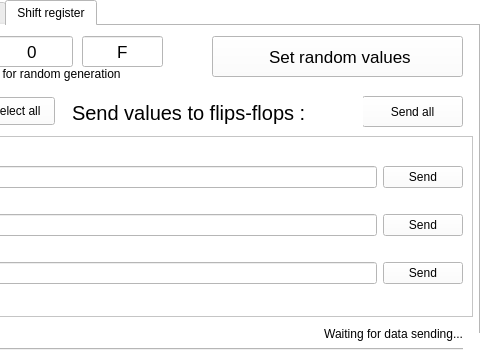
Above: Graphic/test.ui from RonanLc/Neuromorphic-system-interface before the change; both pictures show x 220 to 700 and y 0 to 350 of the 700 by 350 pixel window. Below: the same form after it.
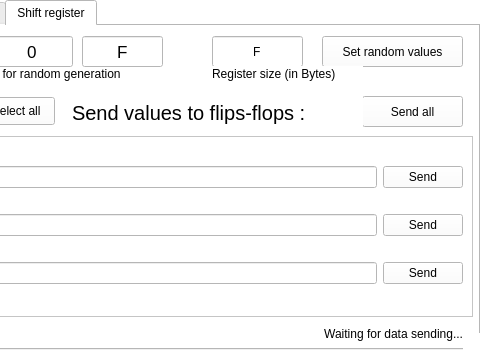
That is the form after the change. Icons and pictures are not drawn.

The edit to the form file:
```diff
--- a/Graphic/test.ui
+++ b/Graphic/test.ui
@@ -997,22 +997,22 @@
     <widget class="QPushButton" name="RD_randomButton">
      <property name="geometry">
       <rect>
-       <x>430</x>
+       <x>540</x>
        <y>10</y>
-       <width>251</width>
-       <height>41</height>
+       <width>141</width>
+       <height>31</height>
       </rect>
      </property>
      <property name="font">
       <font>
-       <pointsize>13</pointsize>
+       <pointsize>9</pointsize>
       </font>
      </property>
      <property name="text">
-      <string> Set random values</string>
+      <string>Set random values</string>
      </property>
     </widget>
-    <widget class="QLabel" name="RD_descriptionLabel">
+    <widget class="QLabel" name="RD_descriptionLabel1">
      <property name="geometry">
       <rect>
        <x>20</x>
@@ -1056,7 +1056,41 @@
       <string>Add a line</string>
      </property>
     </widget>
-    <zorder>RD_descriptionLabel</zorder>
+    <widget class="QLineEdit" name="RD_sizeLine">
+     <property name="geometry">
+      <rect>
+       <x>430</x>
+       <y>10</y>
+       <width>91</width>
+       <height>31</height>
+      </rect>
+     </property>
+     <property name="font">
+      <font>
+       <pointsize>9</pointsize>
+      </font>
+     </property>
+     <property name="text">
+      <string>F</string>
+     </property>
+     <property name="alignment">
+      <set>Qt::AlignCenter</set>
+     </property>
+    </widget>
+    <widget class="QLabel" name="RD_descriptionLabel2">
+     <property name="geometry">
+      <rect>
+       <x>430</x>
+       <y>40</y>
+       <width>151</width>
+       <height>16</height>
+      </rect>
+     </property>
+     <property name="text">
+      <string>Register size (in Bytes)</string>
+     </property>
+    </widget>
+    <zorder>RD_descriptionLabel1</zorder>
     <zorder>scrollArea</zorder>
     <zorder>RD_titleLabel1</zorder>
     <zorder>RD_minLine</zorder>
@@ -1068,6 +1102,8 @@
     <zorder>RD_randomButton</zorder>
     <zorder>RD_titleLabel2</zorder>
     <zorder>RD_addButton</zorder>
+    <zorder>RD_sizeLine</zorder>
+    <zorder>RD_descriptionLabel2</zorder>
    </widget>
   </widget>
   <widget class="QLabel" name="pageColor">
```
